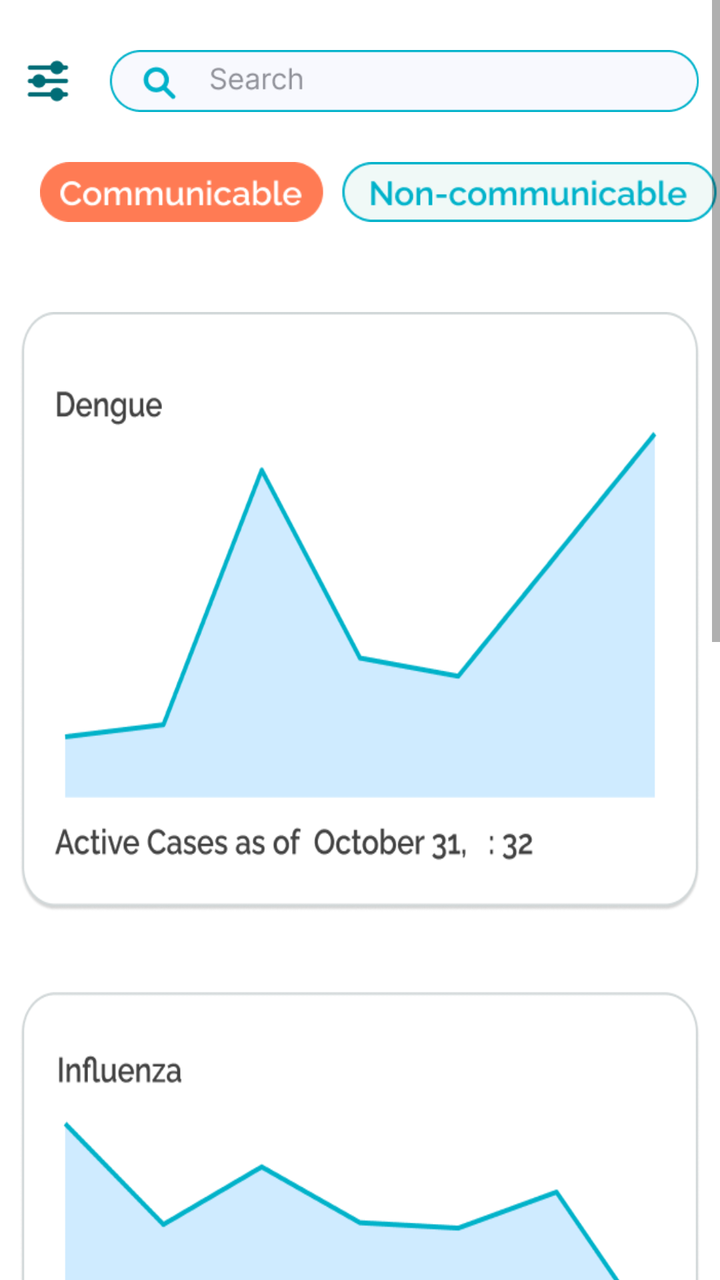
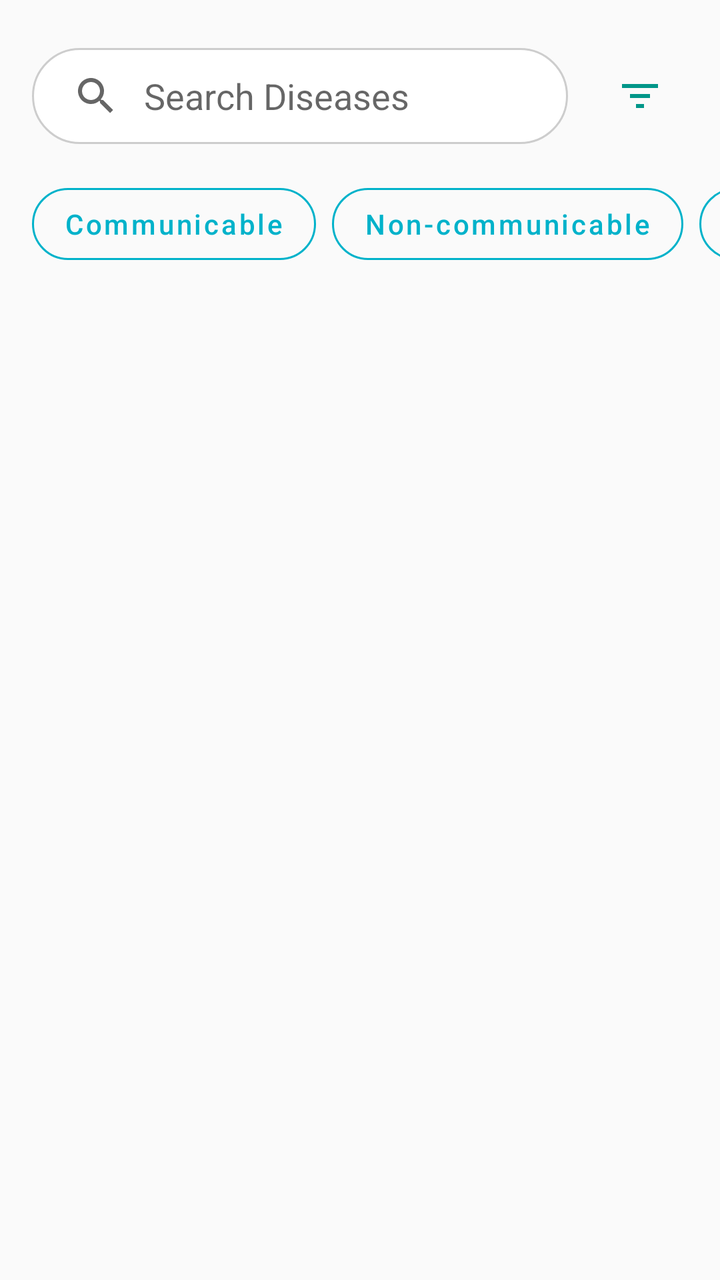

Before-and-after screenshots of an Android layout around one commit, followed by the original layout XML and the change that was made.
<!-- AndroidManifest.xml: application theme Theme.Zenith -->
<!-- res/layout/fragment_diseasetrends.xml -->
<?xml version="1.0" encoding="utf-8"?>
<FrameLayout xmlns:android="http://schemas.android.com/apk/res/android"
    xmlns:app="http://schemas.android.com/apk/res-auto"
    xmlns:tools="http://schemas.android.com/tools"
    android:layout_width="match_parent"
    android:layout_height="match_parent"
    tools:context=".diseasetrends">

    
    <ScrollView
        android:layout_width="match_parent"
        android:layout_height="match_parent"
        android:contentDescription="@string/none">

        <LinearLayout
            android:layout_width="match_parent"
            android:layout_height="wrap_content"
            android:orientation="vertical" >

            <ImageView
                android:id="@+id/imageView4"
                android:layout_width="match_parent"
                android:layout_height="wrap_content"
                android:layout_gravity="center"
                android:adjustViewBounds="true"
                android:src="@drawable/search_bar"
                android:layout_marginTop="25dp"
                android:layout_marginHorizontal="10dp"/>

            <HorizontalScrollView
                android:contentDescription="@string/none"
                android:layout_width="wrap_content"
                android:layout_height="wrap_content"
                android:scrollbars="none">

                <LinearLayout
                    android:layout_width="wrap_content"
                    android:layout_height="wrap_content"
                    android:orientation="horizontal" >

                    <ImageView
                        android:id="@+id/imageView6"
                        android:layout_width="wrap_content"
                        android:layout_height="30dp"
                        android:layout_gravity="center"
                        android:layout_marginHorizontal="10dp"
                        android:layout_marginVertical="25dp"
                        android:adjustViewBounds="true"
                        android:src="@drawable/trends_category"
                        android:layout_marginStart="20dp"/>
                </LinearLayout>
            </HorizontalScrollView>

            <ImageButton
                android:id="@+id/dengue"
                android:layout_width="wrap_content"
                android:layout_height="300dp"
                android:layout_gravity="center"
                android:layout_marginHorizontal="10dp"
                android:layout_marginVertical="20dp"
                android:adjustViewBounds="true"
                android:background="@drawable/dengue"
                android:contentDescription="@string/none" />

            <ImageButton
                android:id="@+id/influenza"
                android:layout_width="match_parent"
                android:layout_height="300dp"
                android:layout_gravity="center"
                android:layout_marginHorizontal="10dp"
                android:layout_marginVertical="20dp"
                android:adjustViewBounds="true"
                android:background="@drawable/influenza"
                android:contentDescription="@string/none" />

            <ImageButton
                android:id="@+id/tuberculosis"
                android:layout_width="wrap_content"
                android:layout_height="300dp"
                android:layout_gravity="center"
                android:layout_marginHorizontal="10dp"
                android:layout_marginTop="20dp"
                android:layout_marginBottom="140dp"
                android:adjustViewBounds="true"
                android:background="@drawable/tuberculosis"
                android:contentDescription="@string/none" />

        </LinearLayout>
    </ScrollView>

</FrameLayout>
<!-- resources referenced by this layout -->
<resources>
  <!-- drawable dengue: png bitmap (drawable, 21504 bytes) -->
  <!-- drawable influenza: png bitmap (drawable, 20192 bytes) -->
  <!-- drawable search_bar: png bitmap (drawable, 5067 bytes) -->
  <!-- drawable trends_category: png bitmap (drawable, 9719 bytes) -->
  <!-- drawable tuberculosis: png bitmap (drawable, 26518 bytes) -->
  <string name="none">none</string>
  <style name="Theme.Zenith" parent="Theme.MaterialComponents.Light.NoActionBar">
          
          <item name="colorPrimary">@color/moonstone</item>
          <item name="colorPrimaryVariant">@color/caribbean</item>
          <item name="colorOnPrimary">@color/coral</item>
          
          <item name="colorSecondary">@color/coral</item>
          <item name="colorSecondaryVariant">@color/tangerine</item>
          <item name="colorOnSecondary">@color/moonstone</item>
          
          <item name="android:statusBarColor">?attr/colorPrimaryVariant</item>
          
      </style>
  <color name="moonstone">#FF00B2CA</color>
  <color name="caribbean">#FF006D77</color>
  <color name="coral">#FFFF7B54</color>
  <color name="tangerine">#FFFF9576</color>
</resources>

<!-- the commit's change to res/layout/fragment_diseasetrends.xml (unified diff, before → after) -->
@@ -1,91 +1,115 @@
 <?xml version="1.0" encoding="utf-8"?>
-<FrameLayout xmlns:android="http://schemas.android.com/apk/res/android"
+<LinearLayout
+    xmlns:android="http://schemas.android.com/apk/res/android"
     xmlns:app="http://schemas.android.com/apk/res-auto"
     xmlns:tools="http://schemas.android.com/tools"
     android:layout_width="match_parent"
     android:layout_height="match_parent"
+    android:orientation="vertical"
+    android:background="#FAFAFA"
     tools:context=".diseasetrends">
 
     
-    <ScrollView
+    <LinearLayout
+        android:layout_width="match_parent"
+        android:layout_height="wrap_content"
+        android:orientation="horizontal"
+        android:layout_marginHorizontal="16dp"
+        android:layout_marginTop="24dp"
+        android:gravity="center_vertical">
+
+        <SearchView
+            android:id="@+id/searchView"
+            android:layout_width="0dp"
+            android:layout_height="48dp"
+            android:layout_weight="1"
+            android:background="@drawable/search_bar_background"
+            android:queryBackground="@android:color/transparent"
+            android:iconifiedByDefault="false"
+            android:queryHint="Search Diseases" />
+
+        <ImageButton
+            android:id="@+id/btnFilter"
+            android:layout_width="48dp"
+            android:layout_height="48dp"
+            android:src="@drawable/ic_filter"
+            android:background="?attr/selectableItemBackgroundBorderless"
+            android:layout_marginStart="12dp"
+            android:contentDescription="Filter Settings" />
+    </LinearLayout>
+
+    
+    <HorizontalScrollView
+        android:layout_width="match_parent"
+        android:layout_height="wrap_content"
+        android:scrollbars="none"
+        android:layout_marginTop="16dp"
+        android:paddingHorizontal="16dp"
+        android:clipToPadding="false">
+
+        <LinearLayout
+            android:layout_width="wrap_content"
+            android:layout_height="wrap_content"
+            android:orientation="horizontal">
+
+            <com.google.android.material.button.MaterialButton
+                android:id="@+id/btnCatCommunicable"
+                style="@style/Widget.MaterialComponents.Button.OutlinedButton"
+                android:layout_width="wrap_content"
+                android:layout_height="wrap_content"
+                android:text="Communicable"
+                android:textAllCaps="false"
+                app:cornerRadius="20dp"
+                app:strokeColor="@color/moonstone"
+                android:textColor="@color/moonstone"
+                android:layout_marginEnd="8dp" />
+
+            <com.google.android.material.button.MaterialButton
+                android:id="@+id/btnCatNonCommunicable"
+                style="@style/Widget.MaterialComponents.Button.OutlinedButton"
+                android:layout_width="wrap_content"
+                android:layout_height="wrap_content"
+                android:text="Non-communicable"
+                android:textAllCaps="false"
+                app:cornerRadius="20dp"
+                app:strokeColor="@color/moonstone"
+                android:textColor="@color/moonstone"
+                android:layout_marginEnd="8dp" />
+
+            <com.google.android.material.button.MaterialButton
+                android:id="@+id/btnCatChronic"
+                style="@style/Widget.MaterialComponents.Button.OutlinedButton"
+                android:layout_width="wrap_content"
+                android:layout_height="wrap_content"
+                android:text="Chronic"
+                android:textAllCaps="false"
+                app:cornerRadius="20dp"
+                app:strokeColor="@color/moonstone"
+                android:textColor="@color/moonstone"
+                android:layout_marginEnd="8dp" />
+
+            <com.google.android.material.button.MaterialButton
+                android:id="@+id/btnCatAcute"
+                style="@style/Widget.MaterialComponents.Button.OutlinedButton"
+                android:layout_width="wrap_content"
+                android:layout_height="wrap_content"
+                android:text="Acute"
+                android:textAllCaps="false"
+                app:cornerRadius="20dp"
+                app:strokeColor="@color/moonstone"
+                android:textColor="@color/moonstone" />
+
+        </LinearLayout>
+    </HorizontalScrollView>
+
+    
+    <androidx.recyclerview.widget.RecyclerView
+        android:id="@+id/rvDiseaseList"
         android:layout_width="match_parent"
         android:layout_height="match_parent"
-        android:contentDescription="@string/none">
+        android:clipToPadding="false"
+        android:paddingTop="16dp"
+        android:paddingBottom="100dp"
+        android:paddingHorizontal="12dp" />
 
-        <LinearLayout
-            android:layout_width="match_parent"
-            android:layout_height="wrap_content"
-            android:orientation="vertical" >
-
-            <ImageView
-                android:id="@+id/imageView4"
-                android:layout_width="match_parent"
-                android:layout_height="wrap_content"
-                android:layout_gravity="center"
-                android:adjustViewBounds="true"
-                android:src="@drawable/search_bar"
-                android:layout_marginTop="25dp"
-                android:layout_marginHorizontal="10dp"/>
-
-            <HorizontalScrollView
-                android:contentDescription="@string/none"
-                android:layout_width="wrap_content"
-                android:layout_height="wrap_content"
-                android:scrollbars="none">
-
-                <LinearLayout
-                    android:layout_width="wrap_content"
-                    android:layout_height="wrap_content"
-                    android:orientation="horizontal" >
-
-                    <ImageView
-                        android:id="@+id/imageView6"
-                        android:layout_width="wrap_content"
-                        android:layout_height="30dp"
-                        android:layout_gravity="center"
-                        android:layout_marginHorizontal="10dp"
-                        android:layout_marginVertical="25dp"
-                        android:adjustViewBounds="true"
-                        android:src="@drawable/trends_category"
-                        android:layout_marginStart="20dp"/>
-                </LinearLayout>
-            </HorizontalScrollView>
-
-            <ImageButton
-                android:id="@+id/dengue"
-                android:layout_width="wrap_content"
-                android:layout_height="300dp"
-                android:layout_gravity="center"
-                android:layout_marginHorizontal="10dp"
-                android:layout_marginVertical="20dp"
-                android:adjustViewBounds="true"
-                android:background="@drawable/dengue"
-                android:contentDescription="@string/none" />
-
-            <ImageButton
-                android:id="@+id/influenza"
-                android:layout_width="match_parent"
-                android:layout_height="300dp"
-                android:layout_gravity="center"
-                android:layout_marginHorizontal="10dp"
-                android:layout_marginVertical="20dp"
-                android:adjustViewBounds="true"
-                android:background="@drawable/influenza"
-                android:contentDescription="@string/none" />
-
-            <ImageButton
-                android:id="@+id/tuberculosis"
-                android:layout_width="wrap_content"
-                android:layout_height="300dp"
-                android:layout_gravity="center"
-                android:layout_marginHorizontal="10dp"
-                android:layout_marginTop="20dp"
-                android:layout_marginBottom="140dp"
-                android:adjustViewBounds="true"
-                android:background="@drawable/tuberculosis"
-                android:contentDescription="@string/none" />
-
-        </LinearLayout>
-    </ScrollView>
-
-</FrameLayout>
+</LinearLayout>
<!-- resource entries referenced after the edit -->
@@ -1,11 +1,5 @@
 <!-- resources referenced by this layout -->
 <resources>
-  <!-- drawable dengue: png bitmap (drawable, 21504 bytes) -->
-  <!-- drawable influenza: png bitmap (drawable, 20192 bytes) -->
-  <!-- drawable search_bar: png bitmap (drawable, 5067 bytes) -->
-  <!-- drawable trends_category: png bitmap (drawable, 9719 bytes) -->
-  <!-- drawable tuberculosis: png bitmap (drawable, 26518 bytes) -->
-  <string name="none">none</string>
   <style name="Theme.Zenith" parent="Theme.MaterialComponents.Light.NoActionBar">
           
           <item name="colorPrimary">@color/moonstone</item>
@@ -20,6 +14,34 @@
           
       </style>
   <color name="moonstone">#FF00B2CA</color>
+  <!-- drawable ic_filter (drawable) -->
+  <?xml version="1.0" encoding="utf-8"?>
+  <vector xmlns:android="http://schemas.android.com/apk/res/android"
+      android:width="24dp"
+      android:height="24dp"
+      android:viewportWidth="24"
+      android:viewportHeight="24">
+  
+      <path
+          android:fillColor="#009688"
+          android:pathData="M3,6H21V8H3V6Z" />
+  
+      <path
+          android:fillColor="#009688"
+          android:pathData="M7,11H17V13H7V11Z" />
+  
+      <path
+          android:fillColor="#009688"
+          android:pathData="M10,16H14V18H10V16Z" />
+  </vector>
+  <!-- drawable search_bar_background (drawable) -->
+  <?xml version="1.0" encoding="utf-8"?>
+  <shape xmlns:android="http://schemas.android.com/apk/res/android"
+      android:shape="rectangle">
+      <solid android:color="#FFFFFF" />
+      <corners android:radius="100dp" />
+      <stroke android:width="1dp" android:color="#CDCDCD" />
+  </shape>
   <color name="caribbean">#FF006D77</color>
   <color name="coral">#FFFF7B54</color>
   <color name="tangerine">#FFFF9576</color>
